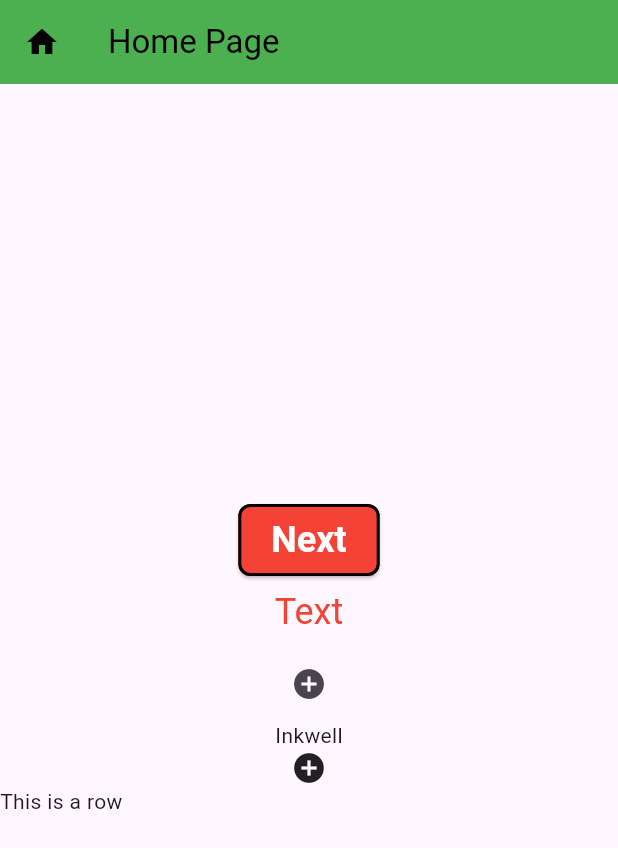
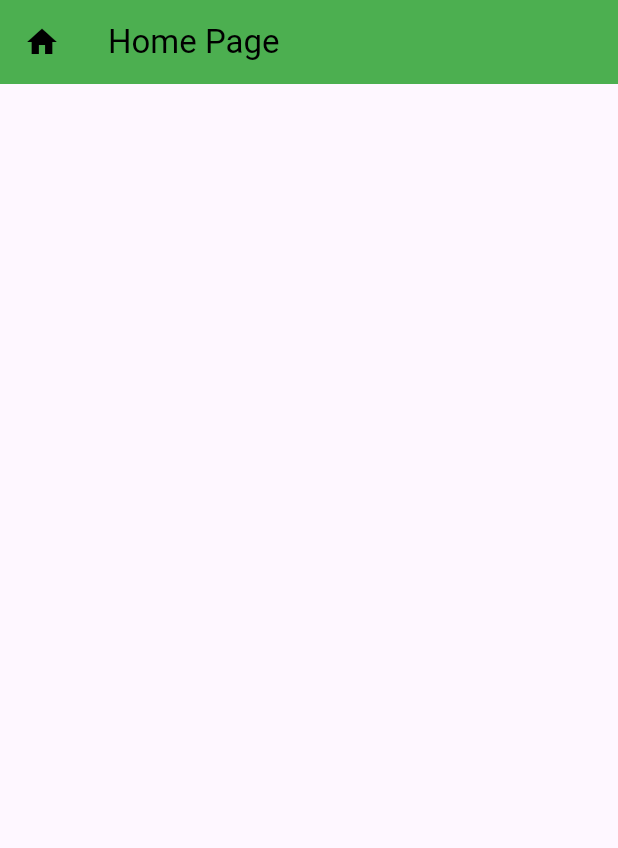
Before and after one commit to ashikmoinul/Flutter_essentials, a Flutter app: the screen it shows after launch, on a phone screen of 412 x 824 dp. Shown: the top 848 px of the screen. Run offline on Flutter 3.47's test engine with Material 3 defaults, Android fonts, the light colour scheme and no system bars.

Commit message:
Add Coded

```diff
--- a/lib/main.dart
+++ b/lib/main.dart
@@ -35,97 +35,7 @@ class Home extends StatelessWidget {
         ),
       ),
       body: Center(
-        child: Column(
-          mainAxisAlignment: MainAxisAlignment.center,
-          crossAxisAlignment: CrossAxisAlignment.center,
-          children: [
-            //Text('Center', style: TextStyle(color: Colors.black),),
-            ElevatedButton(
-              style: ElevatedButton.styleFrom(
-                backgroundColor: Colors.red,
-                foregroundColor: Colors.white,
-                shape: RoundedRectangleBorder(
-                  borderRadius: BorderRadius.circular(8),
-                  side: BorderSide(color: Colors.black, width: 2),
-                ),
-                textStyle: TextStyle(
-                  fontSize: 24,
-                  fontWeight: FontWeight.w600,
-                ),
-                padding: EdgeInsets.symmetric(horizontal: 22, vertical: 10),
-              ),
-              onPressed: () {
-                print('pressed');
-              },
-              child: Row(
-                mainAxisSize: MainAxisSize.min,
-                children: [
-                  Text('Next'),
-                ],
-              ),
-            ),
-            TextButton(
-              style: TextButton.styleFrom(
-                foregroundColor: Colors.red,
-                textStyle: TextStyle(fontSize: 24),
-              ),
-              onPressed: () {},
-              child: Text('Text'),
-            ),
-            IconButton(
-              onPressed: () {
-                print('Tapped in the button');
-              },
-              icon: Icon(Icons.add_circle),
-            ),
-            // GestureDetector(
-            //   onTap: () {
-            //     print('On tap detected');
-            //   },
-            //   onDoubleTap: () {
-            //     print('double tap detected');
-            //   },
-            //   onLongPress: () {
-            //     print('long tap detected');
-            //   },
-            //   child: Column(
-            //     children: [
-            //       Text('Gesture Detector'),
-            //       Icon(Icons.add_circle),
-            //       Row(
-            //         children: [
-            //           Text('This is a row'),
-            //         ],
-            //       ),
-            //     ],
-            //   ),
-            // ),
-            InkWell(
-              splashColor: Colors.red,
-              radius: 20,
-              onTap: () {
-                print('one tap in inkwell');
-              },
-              onDoubleTap: () {
-                print('on double tap in inkwell');
-              },
-              onLongPress: () {
-                print('long pressed in inkwell');
-              },
-              child: Column(
-                children: [
-                  Text('Inkwell'),
-                  Icon(Icons.add_circle),
-                  Row(
-                    children: [
-                      Text('This is a row'),
-                    ],
-                  )
-                ],
-              ),
-            ),
-          ],
-        ),
+        child: Column(),
       ),
     );
   }
```
